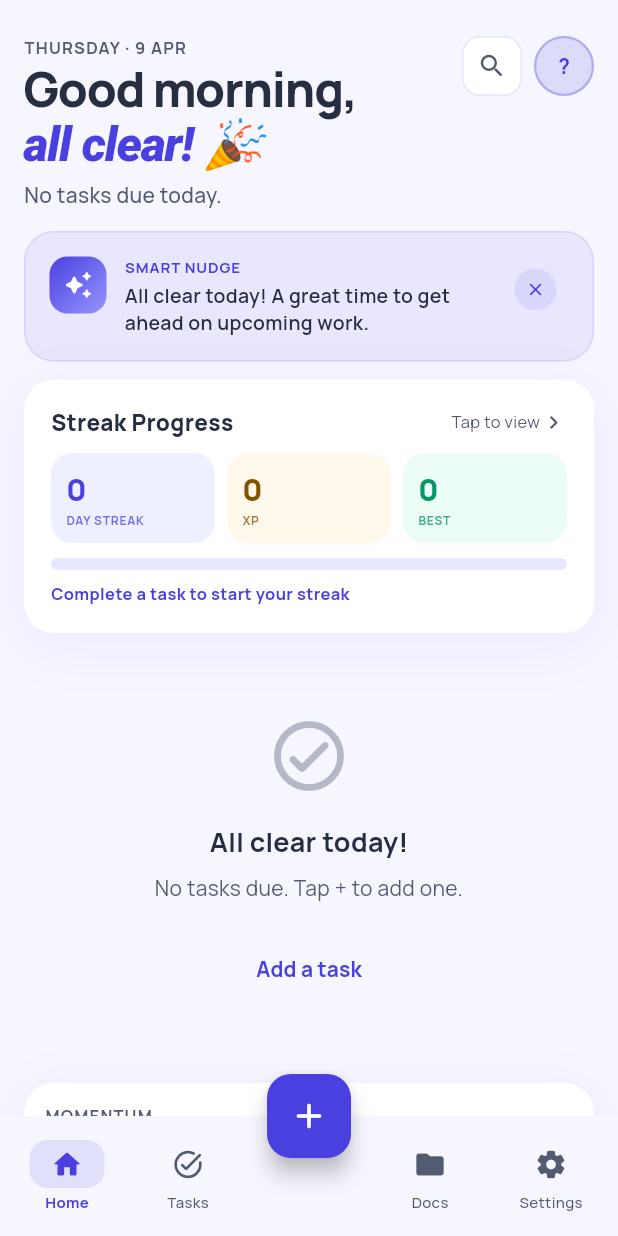
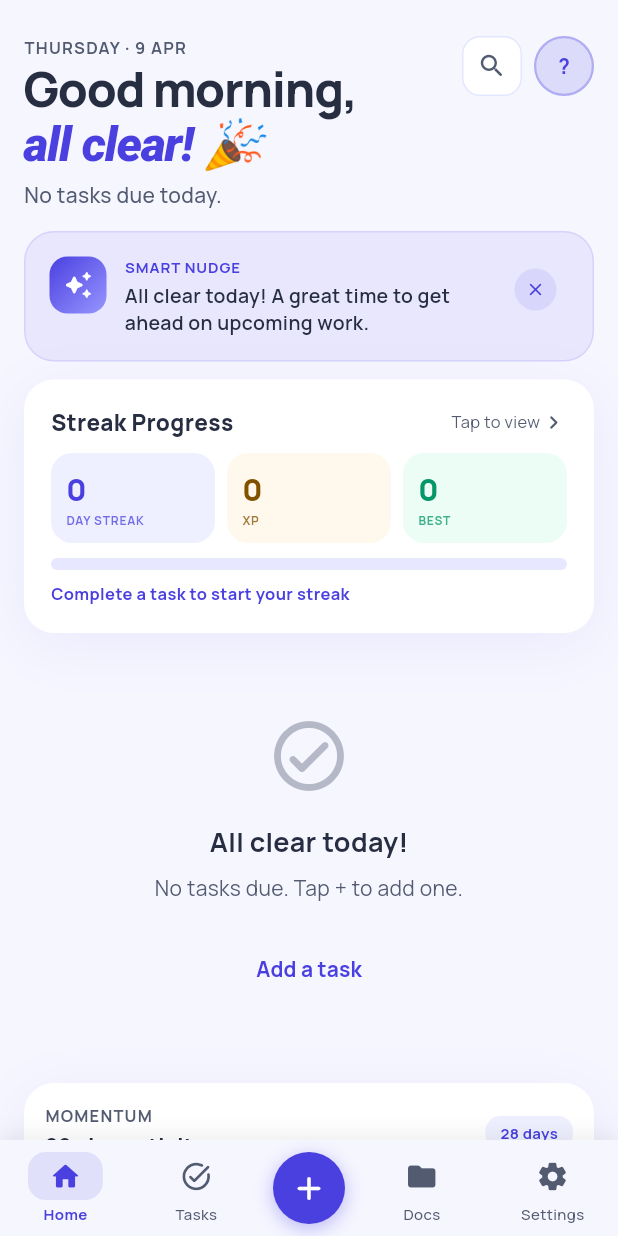
Before and after one commit to sahiljo14/nudge-app, a Flutter app: the TextImportScreen screen opened directly with empty values, after a tap on "Discard", on a phone screen of 412 x 824 dp. Run offline on Flutter 3.47's test engine with Material 3 defaults, Android fonts, the phone set to English and light mode, and no system bars; our stand-ins replace file_picker, flutter_local_notifications, google_fonts, open_filex, shared_preferences, sqflite and 1 more; accounts and stored records are empty.

Commit message:
Parser and Minimal UI changes

```diff
--- a/lib/parser/task_parser.dart
+++ b/lib/parser/task_parser.dart
@@ -127,8 +127,8 @@ class TaskParser {
 
     final rawParts = raw
         .split(RegExp(
-            r'\s*,\s*|\n+|\s*;\s*|\s+aur\s+|\s+and\s+|\s+ani\s+|\.\s+|\s*\|\s*',
-            caseSensitive: false))
+        r'\s*,\s*|\n+|\s*;\s*|\s+aur\s+|\s+and\s+|\s+ani\s+|\.\s+|\s*\|\s*',
+        caseSensitive: false))
         .map((p) => p.trim())
         .where((p) => p.length > 5)
         .toList();
@@ -145,6 +145,14 @@ class TaskParser {
       } else {
         parts[parts.length - 1] = '${parts.last} $p';
       }
+    }
+
+    // [F9] If the very first fragment is a date-less header (e.g. "*AIML*",
+    // "Chemistry:"), coalesce it forward into the first dated part so it
+    // doesn't inflate the task count by one.
+    if (parts.length >= 2 && !hasSignal(parts.first)) {
+      parts[1] = '${parts.first} ${parts[1]}';
+      parts.removeAt(0);
     }
 
     // Each part must contain at least one deadline signal to be a real subtask.
@@ -220,7 +228,7 @@ class TaskParser {
   //      counts them as signals; the actual deadline branch for compound-kal
   //      variants is handled FIRST in _detectDeadline before the plain loop.
   static const _tomorrow = [
-    'kal subah', 'kal raat', 'kal sham', 'kal tak',
+    'kal subah', 'kal subhe', 'kal subhey', 'kal raat', 'kal sham', 'kal tak',
     'tomorrow', 'tmrw', 'tmr',
     'kal', 'kl', 'udya', 'udhya', 'next day', 'agle din',
     // [F3] additions
@@ -394,9 +402,15 @@ class TaskParser {
     r'(?:before|by|tak|pehle|paryant)\s+(\d{1,2})(?:[:.]\s*(\d{2}))?\s*(am|pm)?\b',
     caseSensitive: false,
   );
+  // [F10] "at N" / "at N:MM" — e.g. "gym at 7", "meeting at 10:30"
+  static final _reAt = RegExp(
+    r'\bat\s+(\d{1,2})(?:[:]( \d{2}))?\b',
+    caseSensitive: false,
+  );
 
   // Context words — used by AM/PM heuristic [F2]
-  static final _reSubah   = RegExp(r'\b(subah|sakaal|sakal|morning)\b',    caseSensitive: false);
+  // [F10] subhe / subhey / sawere / savere added as morning variants
+  static final _reSubah   = RegExp(r'\b(subah|subhe|subhey|sawere|savere|sakaal|sakal|morning)\b', caseSensitive: false);
   static final _reAM      = RegExp(r'\b(am|a\.m\.?)\b',                    caseSensitive: false);
   static final _reShaam   = RegExp(r'\b(shaam|sandhya|evening)\b',         caseSensitive: false);
   static final _reRaat    = RegExp(r'\b(raat|raatri|night)\b',             caseSensitive: false);
@@ -534,8 +548,19 @@ class TaskParser {
         'm': int.parse(m24.group(2)!), 'found': true};
     }
 
+    // [F10] "at N" / "at N:MM" — apply India heuristic,
+    // but morning context (subhe etc.) keeps small hours as AM.
+    final atm = _reAt.firstMatch(text);
+    if (atm != null) {
+      int h = int.parse(atm.group(1)!);
+      final mn = int.tryParse((atm.group(2) ?? '').trim().isEmpty
+          ? '0' : atm.group(2)!.trim()) ?? 0;
+      h = _indiaAmbiguousHour(h, text);
+      return {'h': h, 'm': mn, 'found': true};
+    }
+
     // Context words only
-    if (_reSubah.hasMatch(text))   return {'h': 9,  'm': 0, 'found': true};
+    if (_reSubah.hasMatch(text))   return {'h': 7,  'm': 0, 'found': true};
     if (_reDopahar.hasMatch(text)) return {'h': 12, 'm': 0, 'found': true};
     if (_reShaam.hasMatch(text))   return {'h': 18, 'm': 0, 'found': true};
     if (_reRaat.hasMatch(text))    return {'h': 22, 'm': 0, 'found': true};
@@ -601,10 +626,11 @@ class TaskParser {
     }
 
     // ── [F1] Compound kal phrases BEFORE plain "kal" ─────────────
-    if (_has(text, 'kal subah')) {
+    // [F10] kal subhe / kal subhey treated same as kal subah
+    if (_has(text, 'kal subah') || _has(text, 'kal subhe') || _has(text, 'kal subhey')) {
       final d = now.add(const Duration(days: 1));
       return {
-        'deadline': DateTime(d.year, d.month, d.day, tf ? h : 9, tf ? m : 0),
+        'deadline': DateTime(d.year, d.month, d.day, tf ? h : 7, tf ? m : 0),
         'label': 'Tomorrow morning',
       };
     }
--- a/lib/screens/home_screen.dart
+++ b/lib/screens/home_screen.dart
@@ -237,30 +237,23 @@ class _HomeScreenState extends State<HomeScreen> {
       body: _loading
           ? Center(child: CircularProgressIndicator(color: AppTheme.primary))
           : pages[_navIndex],
-      floatingActionButton: FloatingActionButton(
-        onPressed: _addTask,
-        backgroundColor: AppTheme.primary,
-        foregroundColor: Colors.white,
-        elevation: 6,
-        child: const Icon(Icons.add_rounded, size: 28),
-      ),
-      floatingActionButtonLocation: FloatingActionButtonLocation.centerDocked,
-      bottomNavigationBar: BottomAppBar(
+      bottomNavigationBar: Container(
+        decoration: BoxDecoration(
           color: AppTheme.navBg(isDark),
-        shape: const CircularNotchedRectangle(),
-        notchMargin: 8.0,
-        elevation: 0,
-        shadowColor: Colors.transparent,
-        surfaceTintColor: Colors.transparent,
-        padding: EdgeInsets.zero,
+          boxShadow: [
+            BoxShadow(
+              color: Colors.black.withValues(alpha: isDark ? 0.3 : 0.08),
+              blurRadius: 12,
+              offset: const Offset(0, -2),
+            ),
+          ],
+        ),
+        child: SafeArea(
+          top: false,
           child: SizedBox(
-          height: 60,
+            height: 64,
             child: Row(
-            children: [
-              // Left half — equal flex so gap is always screen-center
-              Expanded(
-                child: Row(
-                  mainAxisAlignment: MainAxisAlignment.spaceEvenly,
+              mainAxisAlignment: MainAxisAlignment.spaceAround,
               children: [
                 _NavItem(icon: Icons.home_rounded, label: 'Home',
                     active: _navIndex == 0,
@@ -268,15 +261,27 @@ class _HomeScreenState extends State<HomeScreen> {
                 _NavItem(icon: Icons.task_alt_rounded, label: 'Tasks',
                     active: _navIndex == 1,
                     onTap: () => setState(() => _navIndex = 1)),
+                // Centre + button — round, inline, same height as nav items
+                GestureDetector(
+                  onTap: _addTask,
+                  child: Container(
+                    width: 48,
+                    height: 48,
+                    decoration: BoxDecoration(
+                      color: AppTheme.primary,
+                      shape: BoxShape.circle,
+                      boxShadow: [
+                        BoxShadow(
+                          color: AppTheme.primary.withValues(alpha: 0.35),
+                          blurRadius: 10,
+                          offset: const Offset(0, 3),
+                        ),
                       ],
                     ),
-              ),
-              const SizedBox(width: 72), // gap for center FAB
-              // Right half — mirror of left
-              Expanded(
-                child: Row(
-                  mainAxisAlignment: MainAxisAlignment.spaceEvenly,
-                  children: [
+                    child: const Icon(Icons.add_rounded,
+                        color: Colors.white, size: 26),
+                  ),
+                ),
                 _NavItem(icon: Icons.folder_rounded, label: 'Docs',
                     active: _navIndex == 2,
                     onTap: () => setState(() => _navIndex = 2)),
@@ -285,8 +290,6 @@ class _HomeScreenState extends State<HomeScreen> {
                     onTap: () => setState(() => _navIndex = 3)),
               ],
             ),
-              ),
-            ],
           ),
         ),
       ),
```
Lines whose indentation alone changed are shown as unchanged.
